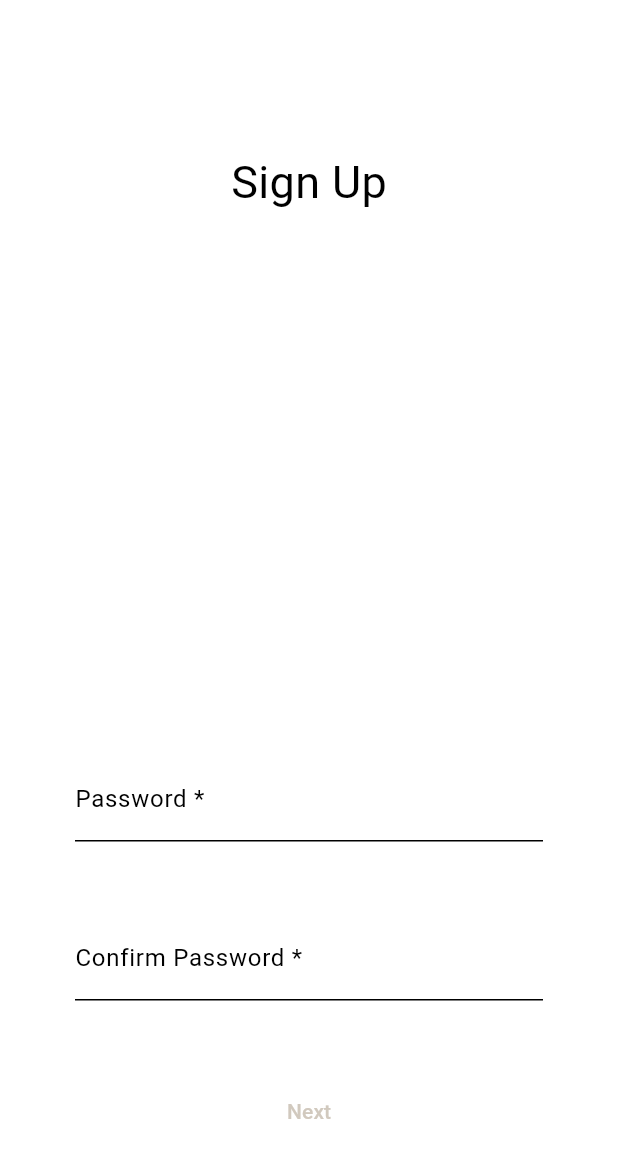
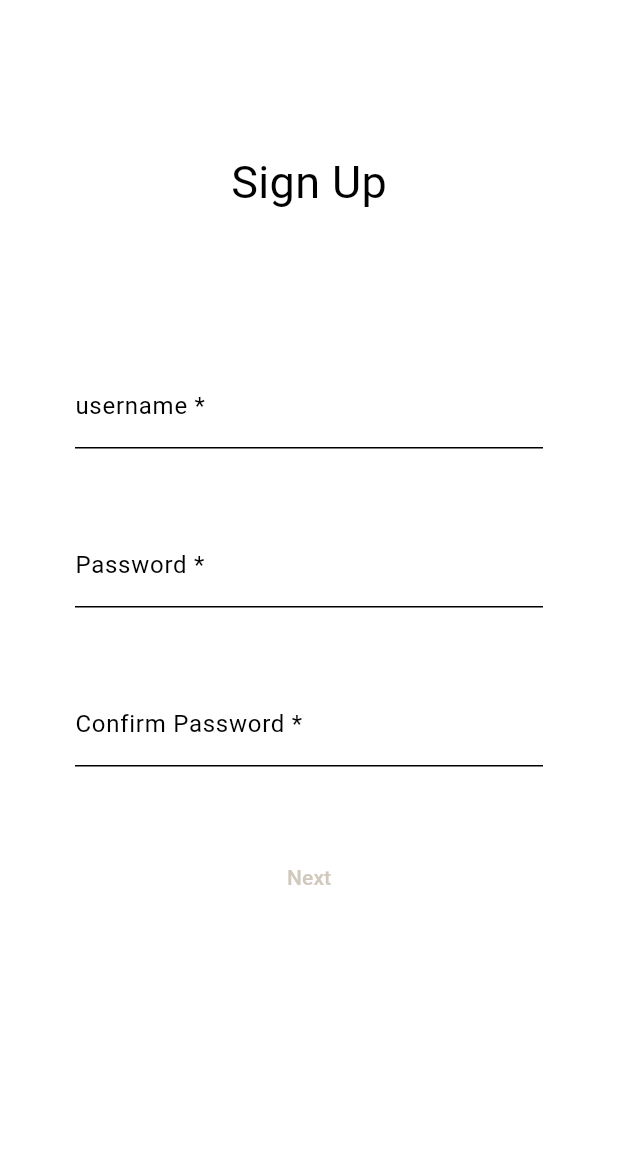
Before and after one commit to studbudz/studbudz, a Flutter app: the AccountSetup screen opened directly with empty values, on a phone screen of 412 x 824 dp. Shown: the top 1158 px of the screen. Run offline on Flutter 3.47's test engine with Material 3 defaults, Android fonts, the phone set to English and light mode, and no system bars; our stand-ins replace flutter_map, latlong2; missing offline and left inert: bip39.

Commit message:
Update padding for username field in sign-up form

```diff
--- a/lib/UI/sign_up.dart
+++ b/lib/UI/sign_up.dart
@@ -87,8 +87,7 @@ class _AccountSetupState extends State<AccountSetup> {
             ),
             //username field
             Padding(
-              padding: EdgeInsets.fromLTRB(
-                  0.5 * screenWidth, 0, 0.5 * screenWidth, 0.5 * screenWidth),
+              padding: EdgeInsets.fromLTRB(50, 0, 50, 50),
               child: TextFormField(
                 decoration: const InputDecoration(
                   labelText: 'username *',
```
